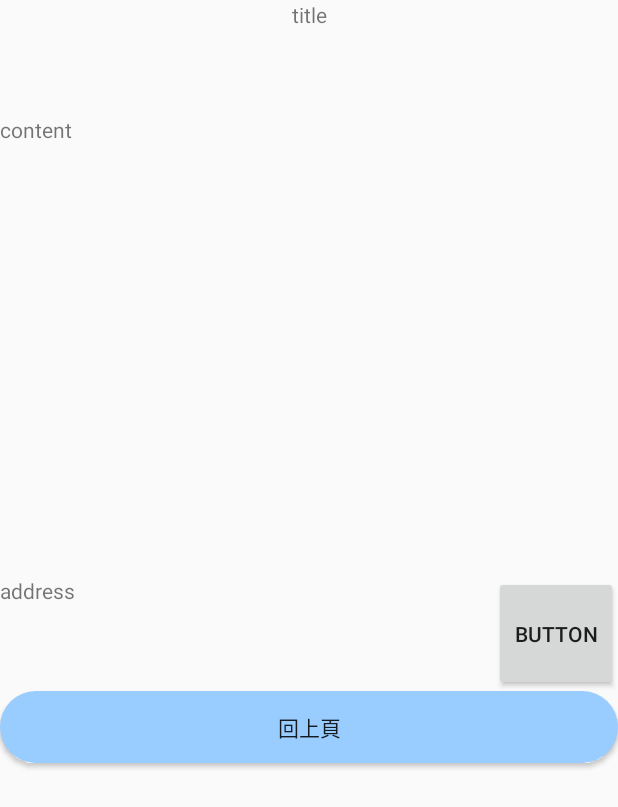
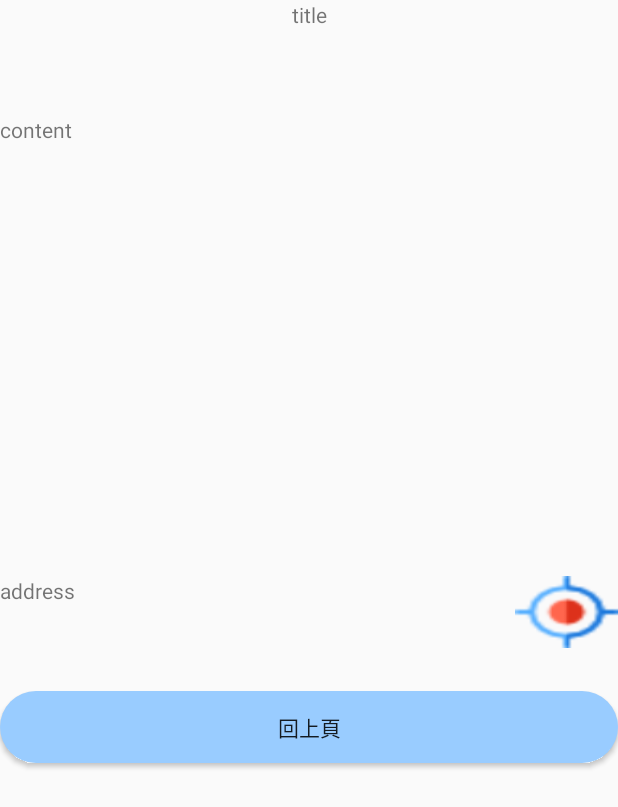
Before and after one commit to heynora/TamsuiDayTrip, an Android app: the Introduction screen opened directly, with no data from a screen before it, on a phone screen of 412 x 824 dp, the part 429-1236 px from its top. Run offline under Robolectric (Android 15) with nearby library versions, the phone set to English and light mode, and no system bars; our stand-ins replace Firebase (no records; nobody signed in at launch, a user with empty details on screens opened directly); 4 statements that could not run were skipped.

Commit message:
修改menu

```diff
--- a/app/src/main/java/com/example/nora/tamsui/AddData_Activity.java
+++ b/app/src/main/java/com/example/nora/tamsui/AddData_Activity.java
@@ -155,7 +155,11 @@ public class AddData_Activity extends AppCompatActivity {
                 startActivity(intent);
             }
         });
-
+    }
+    @Override
+    public void onBackPressed() {
+        super.onBackPressed();
+        AddData_Activity.this.finish();
     }
 
     private SceneData getSceneData(String DownloadUrl, String Scene) {
--- a/app/src/main/res/layout/introdution.xml
+++ b/app/src/main/res/layout/introdution.xml
@@ -62,12 +62,12 @@
         android:layout_height="0dp"
         android:orientation="horizontal"
         android:layout_weight="1"
-        android:weightSum="5">
+        android:weightSum="6">
 
         <LinearLayout
             android:layout_width="0dp"
             android:layout_height="match_parent"
-            android:layout_weight="4"
+            android:layout_weight="5"
             android:orientation="horizontal">
 
             <TextView
@@ -85,10 +85,10 @@
 
             <Button
                 android:id="@+id/location_bt"
-                android:layout_width="fill_parent"
-                android:layout_height="fill_parent"
+                android:layout_width="wrap_content"
+                android:layout_height="wrap_content"
                 android:layout_weight="1"
-                android:text="Button" />
+                android:background="@drawable/gps" />
         </LinearLayout>
     </LinearLayout>
 
--- a/app/src/main/res/layout/tamsui_menu.xml
+++ b/app/src/main/res/layout/tamsui_menu.xml
@@ -51,8 +51,9 @@
             android:layout_width="match_parent"
             android:layout_height="match_parent"
             android:background="@drawable/buttonset"
+            android:text="新增行程"
             android:textSize="40dp"
-            android:text="新增行程" />
+            android:visibility="invisible" />
     </LinearLayout>
     <LinearLayout
         android:layout_width="match_parent"
```
Also changed, not shown: app/src/main/res/drawable/gps.png (added), 2 other files.
